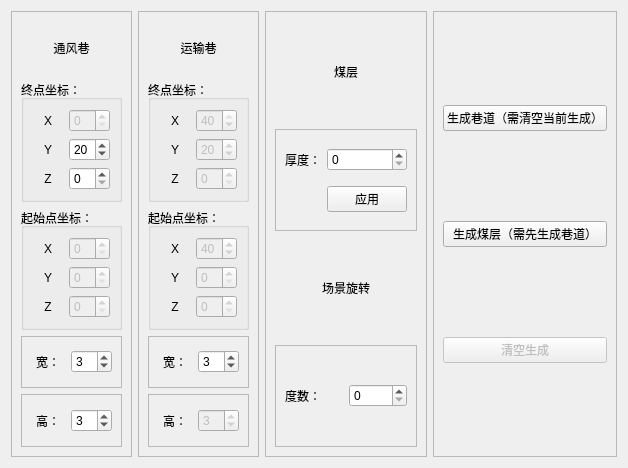
Qt form ui/roadway.ui (ez4jc/working_face_master) before a commit.
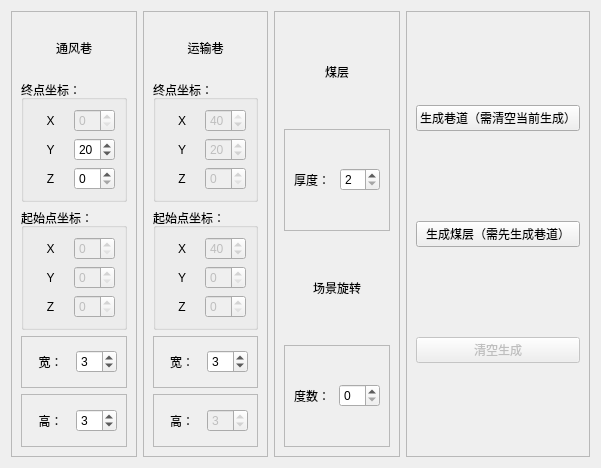
The same form after that commit.

Patch:
```diff
--- a/ui/roadway.ui
+++ b/ui/roadway.ui
@@ -6,7 +6,7 @@
    <rect>
     <x>0</x>
     <y>0</y>
-    <width>586</width>
+    <width>601</width>
     <height>468</height>
    </rect>
   </property>
@@ -462,9 +462,6 @@
          <enum>QFrame::Raised</enum>
         </property>
         <layout class="QGridLayout" name="gridLayout_5">
-         <item row="0" column="2">
-          <widget class="QSpinBox" name="spinBox_seamThickness"/>
-         </item>
          <item row="0" column="0">
           <widget class="QLabel" name="label_20">
            <property name="text">
@@ -472,10 +469,13 @@
            </property>
           </widget>
          </item>
-         <item row="1" column="2">
-          <widget class="QPushButton" name="pushButton_seamThicknessApply">
-           <property name="text">
-            <string>应用</string>
+         <item row="0" column="2">
+          <widget class="QSpinBox" name="spinBox_seamThickness">
+           <property name="minimum">
+            <number>2</number>
+           </property>
+           <property name="maximum">
+            <number>4</number>
            </property>
           </widget>
          </item>
```
